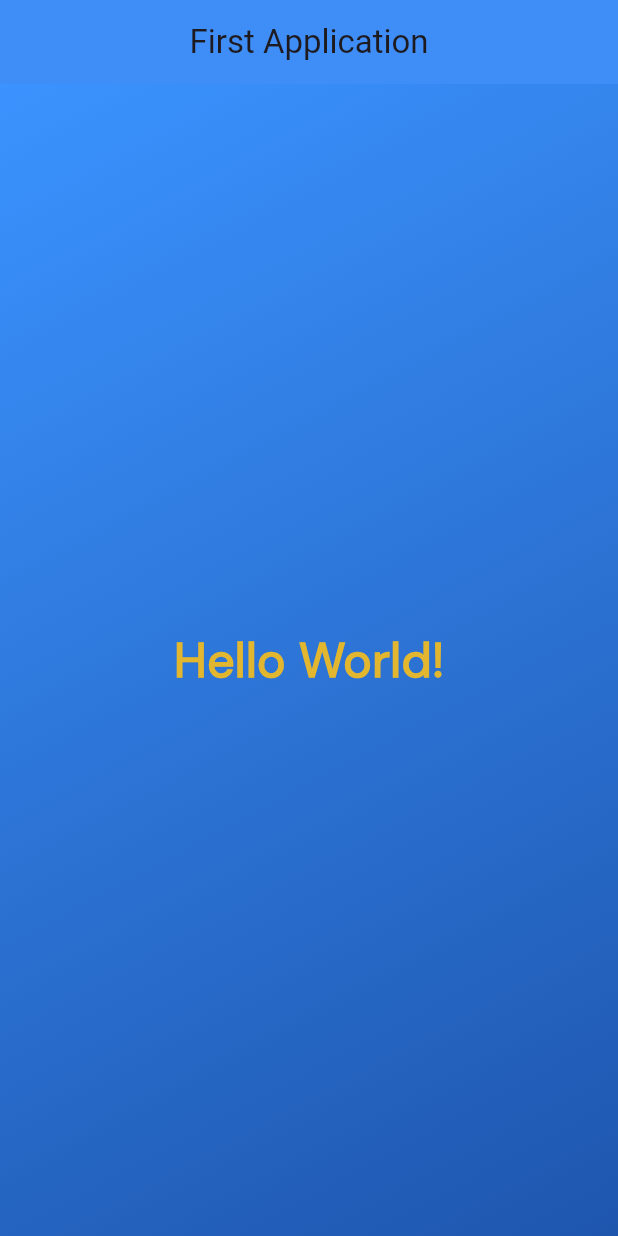
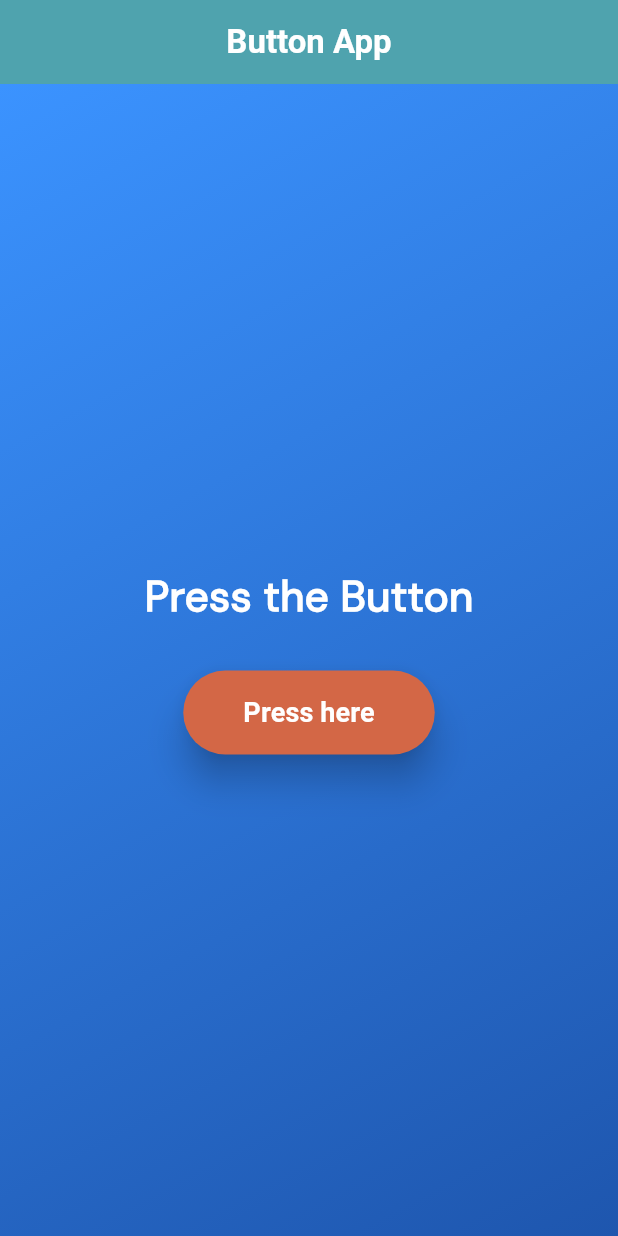
Before and after one commit to turzo1061/tracker_sheet_problems-solved, a Flutter app: the screen it shows after launch, on a phone screen of 412 x 824 dp. Run offline on Flutter 3.47's test engine with Material 3 defaults, Android fonts, the light colour scheme and no system bars.

Commit message:
Problem2

```diff
--- a/tracker_sheet_problems-ec3a87df2a65eda53dead0899a1bc8a41b5bae18/lib/main.dart
+++ b/tracker_sheet_problems-ec3a87df2a65eda53dead0899a1bc8a41b5bae18/lib/main.dart
@@ -1,35 +1,58 @@
 import 'package:flutter/material.dart';
 
 void main() {
-  runApp(const MyApp());
+  runApp(const Test());
 }
 
-class MyApp extends StatelessWidget {
-  const MyApp({super.key});
+class Test extends StatelessWidget {
+  const Test({super.key});
 
   @override
   Widget build(BuildContext context) {
     return MaterialApp(
       debugShowCheckedModeBanner: false,
       theme: ThemeData(
-        primaryColor: const Color.fromARGB(255, 59, 147, 255),
         appBarTheme: const AppBarTheme(
           centerTitle: true,
-          backgroundColor: Color.fromARGB(255, 59, 147, 255),
-          elevation: 4,
+          backgroundColor: Color.fromARGB(255, 76, 172, 175),
+          elevation: 5,
         ),
       ),
-      home: const HomeScreen(),
+      home: const TestScreen(),
     );
   }
 }
 
-class HomeScreen extends StatelessWidget {
-  const HomeScreen({super.key});
+class TestScreen extends StatefulWidget {
+  const TestScreen({super.key});
+
+  @override
+  _TestScreenState createState() => _TestScreenState();
+}
+
+class _TestScreenState extends State<TestScreen> {
+  String displayText = "Press the Button";
+
+  void updateText() {
+    setState(() {
+      displayText = "Button Pressed";
+    });
+  }
 
   @override
   Widget build(BuildContext context) {
     return Scaffold(
+      appBar: AppBar(
+        title: const Text(
+          "Button App",
+          style: TextStyle(
+            fontWeight: FontWeight.bold,
+            fontSize: 22,
+            color: Colors.white,
+          ),
+        ),
+        centerTitle: true,
+      ),
       body: Container(
         decoration: BoxDecoration(
           gradient: LinearGradient(
@@ -44,19 +67,52 @@ class HomeScreen extends StatelessWidget {
         child: Center(
           child: Padding(
             padding: const EdgeInsets.all(16.0),
-            child: Text(
-              'Hello World!',
-              style: TextStyle(
-                fontSize: 32,
-                fontFamily: 'DMSans',
-                fontWeight: FontWeight.bold,
-                color: Color.fromARGB(255, 226, 182, 47),
-              ),
+            child: Column(
+              mainAxisAlignment: MainAxisAlignment.center,
+              crossAxisAlignment: CrossAxisAlignment.center,
+              children: [
+                Text(
+                  displayText,
+                  style: const TextStyle(
+                    fontSize: 28,
+                    fontWeight: FontWeight.bold,
+                    color: Colors.white,
+                    fontFamily: 'DMSans',
+                  ),
+                ),
+                const SizedBox(height: 30),
+                ElevatedButton(
+                  onPressed: updateText,
+                  style: ElevatedButton.styleFrom(
+                    backgroundColor: const Color.fromARGB(
+                      255,
+                      211,
+                      103,
+                      70,
+                    ), // Corrected here
+                    padding: const EdgeInsets.symmetric(
+                      horizontal: 40,
+                      vertical: 15,
+                    ),
+                    shape: RoundedRectangleBorder(
+                      borderRadius: BorderRadius.circular(30),
+                    ),
+                    elevation: 10,
+                  ),
+                  child: const Text(
+                    "Press here",
+                    style: TextStyle(
+                      fontSize: 18,
+                      fontWeight: FontWeight.w600,
+                      color: Colors.white,
+                    ),
+                  ),
+                ),
+              ],
             ),
           ),
         ),
       ),
-      appBar: AppBar(title: const Text('First Application')),
     );
   }
 }
```
